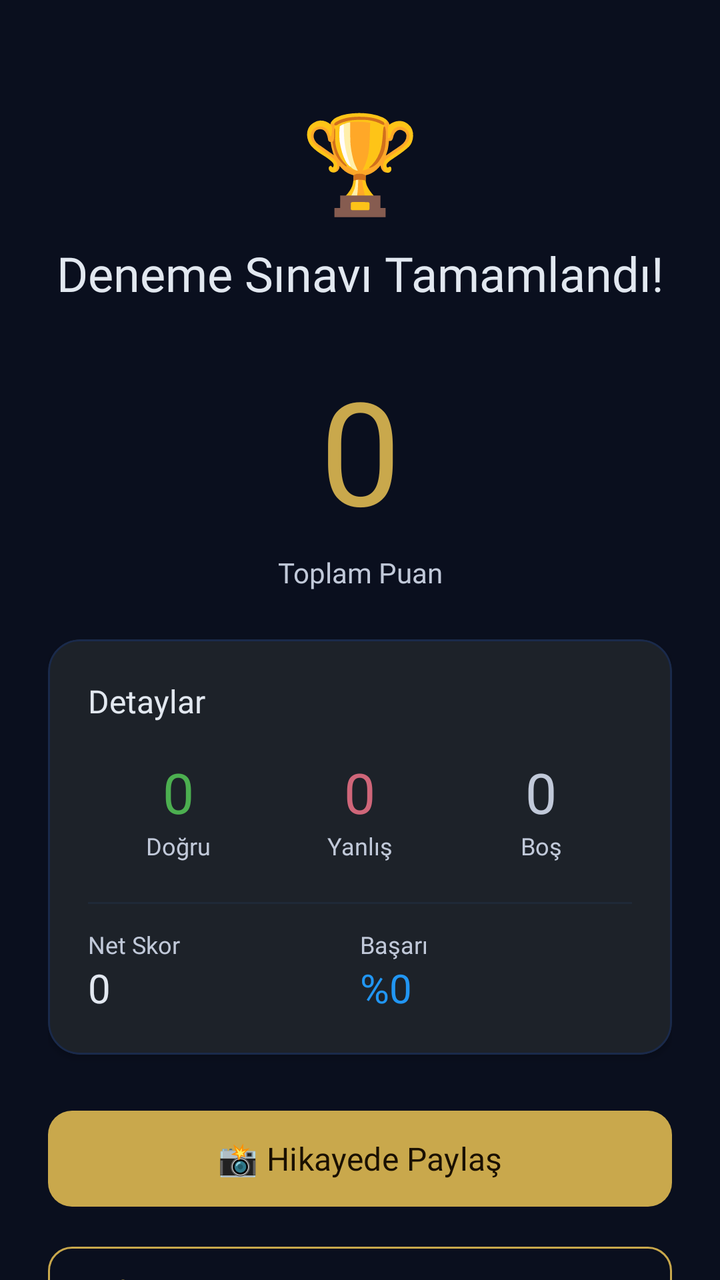
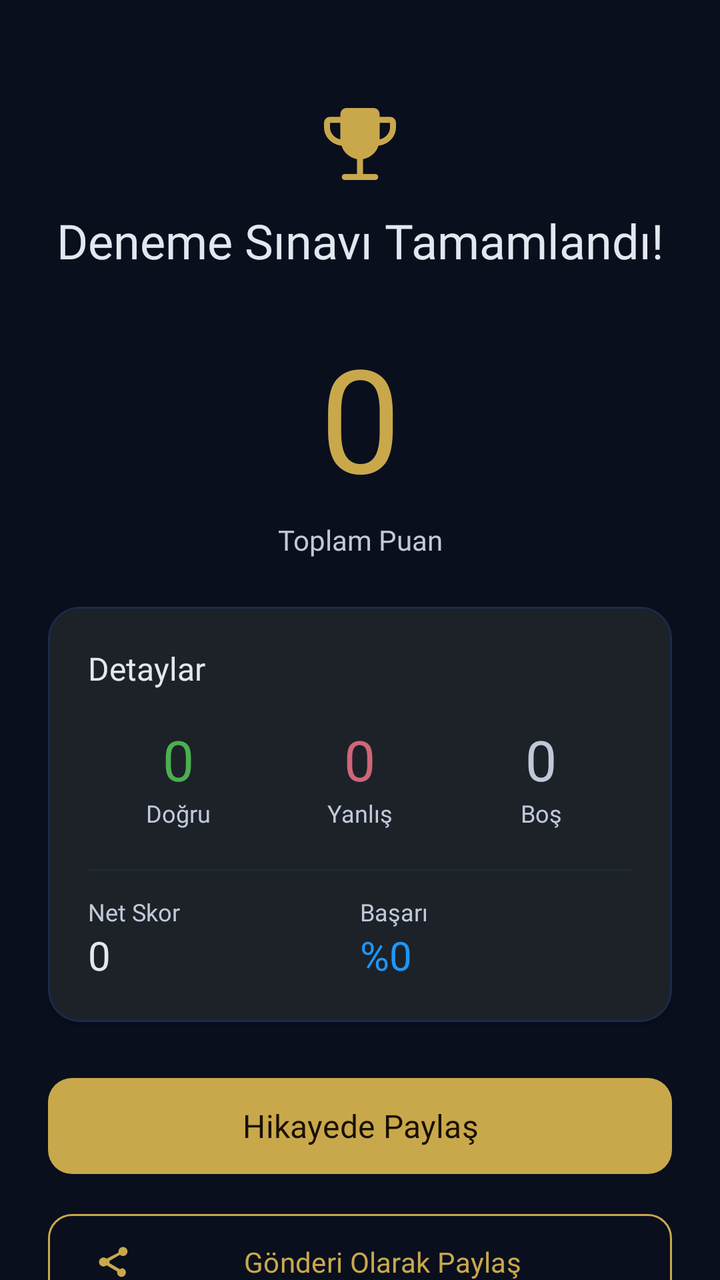

The first picture is an Android layout as it rendered before a commit; the second is the same layout after the commit. The layout source and the unified diff follow.
<!-- AndroidManifest.xml: application theme Theme.KPSSArena -->
<!-- res/layout/fragment_mock_exam_result.xml -->
<?xml version="1.0" encoding="utf-8"?>
<androidx.core.widget.NestedScrollView
    xmlns:android="http://schemas.android.com/apk/res/android"
    xmlns:app="http://schemas.android.com/apk/res-auto"
    xmlns:tools="http://schemas.android.com/tools"
    android:layout_width="match_parent"
    android:layout_height="match_parent"
    android:background="@color/background"
    tools:context=".presentation.mockexam.MockExamResultFragment">
    <LinearLayout
        android:layout_width="match_parent"
        android:layout_height="wrap_content"
        android:orientation="vertical"
        android:padding="24dp">
        <TextView
            android:layout_width="match_parent"
            android:layout_height="wrap_content"
            android:text="@string/icon_trophy"
            android:textSize="48sp"
            android:gravity="center"
            android:layout_marginTop="24dp"
            android:layout_marginBottom="8dp" />
        <TextView
            android:layout_width="match_parent"
            android:layout_height="wrap_content"
            android:text="@string/mock_exam_result_title"
            android:textColor="@color/on_surface"
            android:textSize="24sp"
            android:fontFamily="@font/playfair_display_bold"
            android:gravity="center"
            android:layout_marginBottom="24dp" />
        <TextView
            android:id="@+id/tv_total_score"
            android:layout_width="match_parent"
            android:layout_height="wrap_content"
            android:text="@string/placeholder_zero"
            android:textColor="@color/primary"
            android:textSize="72sp"
            android:fontFamily="@font/inter_bold"
            android:gravity="center"
            android:layout_marginBottom="4dp" />
        <TextView
            android:layout_width="match_parent"
            android:layout_height="wrap_content"
            android:text="@string/label_total_score"
            android:textColor="@color/on_surface_variant"
            android:textSize="14sp"
            android:gravity="center"
            android:layout_marginBottom="24dp" />
        <com.google.android.material.card.MaterialCardView
            android:layout_width="match_parent"
            android:layout_height="wrap_content"
            app:cardCornerRadius="16dp"
            app:cardElevation="2dp"
            app:cardBackgroundColor="@color/surface"
            android:layout_marginBottom="24dp">
            <LinearLayout
                android:layout_width="match_parent"
                android:layout_height="wrap_content"
                android:orientation="vertical"
                android:padding="20dp">
                <TextView
                    android:layout_width="wrap_content"
                    android:layout_height="wrap_content"
                    android:text="@string/label_details"
                    android:textColor="@color/on_surface"
                    android:textSize="16sp"
                    android:fontFamily="@font/inter_bold"
                    android:layout_marginBottom="16dp" />
                <LinearLayout
                    android:layout_width="match_parent"
                    android:layout_height="wrap_content"
                    android:orientation="horizontal"
                    android:layout_marginBottom="8dp">
                    <LinearLayout
                        android:layout_width="0dp"
                        android:layout_height="wrap_content"
                        android:layout_weight="1"
                        android:orientation="vertical"
                        android:gravity="center">
                        <TextView
                            android:id="@+id/tv_correct_count"
                            android:layout_width="wrap_content"
                            android:layout_height="wrap_content"
                            android:text="@string/placeholder_zero"
                            android:textColor="@color/success"
                            android:textSize="28sp"
                            android:fontFamily="@font/inter_bold" />
                        <TextView
                            android:layout_width="wrap_content"
                            android:layout_height="wrap_content"
                            android:text="@string/label_correct"
                            android:textColor="@color/on_surface_variant"
                            android:textSize="12sp" />
                    </LinearLayout>
                    <LinearLayout
                        android:layout_width="0dp"
                        android:layout_height="wrap_content"
                        android:layout_weight="1"
                        android:orientation="vertical"
                        android:gravity="center">
                        <TextView
                            android:id="@+id/tv_wrong_count"
                            android:layout_width="wrap_content"
                            android:layout_height="wrap_content"
                            android:text="@string/placeholder_zero"
                            android:textColor="@color/error"
                            android:textSize="28sp"
                            android:fontFamily="@font/inter_bold" />
                        <TextView
                            android:layout_width="wrap_content"
                            android:layout_height="wrap_content"
                            android:text="@string/label_wrong"
                            android:textColor="@color/on_surface_variant"
                            android:textSize="12sp" />
                    </LinearLayout>
                    <LinearLayout
                        android:layout_width="0dp"
                        android:layout_height="wrap_content"
                        android:layout_weight="1"
                        android:orientation="vertical"
                        android:gravity="center">
                        <TextView
                            android:id="@+id/tv_empty_count"
                            android:layout_width="wrap_content"
                            android:layout_height="wrap_content"
                            android:text="@string/placeholder_zero"
                            android:textColor="@color/on_surface_variant"
                            android:textSize="28sp"
                            android:fontFamily="@font/inter_bold" />
                        <TextView
                            android:layout_width="wrap_content"
                            android:layout_height="wrap_content"
                            android:text="@string/label_empty"
                            android:textColor="@color/on_surface_variant"
                            android:textSize="12sp" />
                    </LinearLayout>
                </LinearLayout>
                <View
                    android:layout_width="match_parent"
                    android:layout_height="1dp"
                    android:background="@color/divider"
                    android:layout_marginVertical="12dp" />
                <LinearLayout
                    android:layout_width="match_parent"
                    android:layout_height="wrap_content"
                    android:orientation="horizontal">
                    <LinearLayout
                        android:layout_width="0dp"
                        android:layout_height="wrap_content"
                        android:layout_weight="1"
                        android:orientation="vertical">
                        <TextView
                            android:layout_width="wrap_content"
                            android:layout_height="wrap_content"
                            android:text="@string/label_net_score"
                            android:textColor="@color/on_surface_variant"
                            android:textSize="12sp" />
                        <TextView
                            android:id="@+id/tv_net_score"
                            android:layout_width="wrap_content"
                            android:layout_height="wrap_content"
                            android:text="@string/placeholder_zero"
                            android:textColor="@color/on_surface"
                            android:textSize="20sp"
                            android:fontFamily="@font/inter_bold" />
                    </LinearLayout>
                    <LinearLayout
                        android:layout_width="0dp"
                        android:layout_height="wrap_content"
                        android:layout_weight="1"
                        android:orientation="vertical">
                        <TextView
                            android:layout_width="wrap_content"
                            android:layout_height="wrap_content"
                            android:text="@string/label_success_rate"
                            android:textColor="@color/on_surface_variant"
                            android:textSize="12sp" />
                        <TextView
                            android:id="@+id/tv_accuracy"
                            android:layout_width="wrap_content"
                            android:layout_height="wrap_content"
                            android:text="@string/placeholder_percent_zero"
                            android:textColor="@color/info"
                            android:textSize="20sp"
                            android:fontFamily="@font/inter_bold" />
                    </LinearLayout>
                </LinearLayout>
            </LinearLayout>
        </com.google.android.material.card.MaterialCardView>
        <com.google.android.material.button.MaterialButton
            android:id="@+id/btn_share_story"
            style="@style/Widget.KPSSArena.Button"
            android:layout_width="match_parent"
            android:layout_height="56dp"
            android:text="@string/action_share_to_story"
            android:textColor="@color/on_primary"
            app:backgroundTint="@color/primary"
            android:layout_marginBottom="12dp" />
        <com.google.android.material.button.MaterialButton
            android:id="@+id/btn_share"
            style="@style/Widget.KPSSArena.Button.Outlined"
            android:layout_width="match_parent"
            android:layout_height="56dp"
            android:text="@string/action_share_as_post"
            app:icon="@drawable/ic_share"
            android:layout_marginBottom="12dp" />
        <com.google.android.material.button.MaterialButton
            android:id="@+id/btn_back_to_home"
            style="@style/Widget.KPSSArena.Button.Outlined"
            android:layout_width="match_parent"
            android:layout_height="56dp"
            android:text="@string/action_back_to_home"
            android:layout_marginBottom="24dp" />
    </LinearLayout>
</androidx.core.widget.NestedScrollView>
<!-- resources referenced by this layout -->
<resources>
  <color name="background">#0A0F1E</color>
  <color name="divider">#1F2937</color>
  <color name="error">#CF6679</color>
  <color name="info">#2196F3</color>
  <color name="on_primary">#1A1000</color>
  <color name="on_surface">#E2E8F0</color>
  <color name="on_surface_variant">#C1C9D9</color>
  <color name="primary">#C9A84C</color>
  <color name="success">#4CAF50</color>
  <color name="surface">#111827</color>
  <string name="action_back_to_home">Ana Sayfaya Dön</string>
  <string name="action_share_as_post">📤 Gönderi Olarak Paylaş</string>
  <string name="action_share_to_story">📸 Hikayede Paylaş</string>
  <string name="icon_trophy">🏆</string>
  <string name="label_correct">Doğru</string>
  <string name="label_details">Detaylar</string>
  <string name="label_empty">Boş</string>
  <string name="label_net_score">Net Skor</string>
  <string name="label_success_rate">Başarı</string>
  <string name="label_total_score">Toplam Puan</string>
  <string name="label_wrong">Yanlış</string>
  <string name="mock_exam_result_title">Deneme Sınavı Tamamlandı!</string>
  <string name="placeholder_percent_zero">%0</string>
  <string name="placeholder_zero">0</string>
  <style name="Widget.KPSSArena.Button" parent="Widget.Material3.Button">
          <item name="cornerRadius">12dp</item>
          <item name="android:textAllCaps">false</item>
          <item name="android:fontFamily">@font/inter_semibold</item>
          <item name="android:textSize">16sp</item>
          <item name="android:minHeight">56dp</item>
      </style>
  <style name="Widget.KPSSArena.Button.Outlined" parent="Widget.Material3.Button.OutlinedButton">
          <item name="cornerRadius">12dp</item>
          <item name="android:textAllCaps">false</item>
  
          <item name="strokeColor">@color/primary</item>
      </style>
  <style name="ShapeAppearance.KPSSArena.Small" parent="ShapeAppearance.Material3.Corner.Small">
          <item name="cornerFamily">rounded</item>
          <item name="cornerSize">12dp</item>
      </style>
  <style name="ShapeAppearance.KPSSArena.Medium" parent="ShapeAppearance.Material3.Corner.Medium">
          <item name="cornerFamily">rounded</item>
          <item name="cornerSize">16dp</item>
      </style>
  <style name="ShapeAppearance.KPSSArena.Large" parent="ShapeAppearance.Material3.Corner.Large">
          <item name="cornerFamily">rounded</item>
          <item name="cornerSize">24dp</item>
      </style>
  <!-- unchanged entries left out for length: 2 -->
</resources>

<!-- the commit's change to res/layout/fragment_mock_exam_result.xml (unified diff, before → after) -->
@@ -12,12 +12,12 @@
         android:layout_height="wrap_content"
         android:orientation="vertical"
         android:padding="24dp">
-        <TextView
-            android:layout_width="match_parent"
-            android:layout_height="wrap_content"
-            android:text="@string/icon_trophy"
-            android:textSize="48sp"
-            android:gravity="center"
+        <ImageView
+            android:layout_width="match_parent"
+            android:layout_height="48dp"
+            android:src="@drawable/ic_sym_emoji_events"
+            app:tint="@color/primary"
+            android:importantForAccessibility="no"
             android:layout_marginTop="24dp"
             android:layout_marginBottom="8dp" />
         <TextView
<!-- resource entries referenced after the edit -->
@@ -10,10 +10,21 @@
   <color name="primary">#C9A84C</color>
   <color name="success">#4CAF50</color>
   <color name="surface">#111827</color>
+  <!-- drawable ic_sym_emoji_events (drawable) -->
+  <vector xmlns:android="http://schemas.android.com/apk/res/android"
+      android:width="24dp"
+      android:height="24dp"
+      android:viewportWidth="960"
+      android:viewportHeight="960">
+      <group android:translateY="960">
+          <path
+              android:fillColor="#FFFFFFFF"
+              android:pathData="M284-526v-166H180v44q0 45 29.5 78.5T284-526Zm392 0q45-10 74.5-43.5T780-648v-44H676v166ZM450-180v-148q-54-11-96-46.5T296-463q-74-8-125-60t-51-125v-44q0-24.75 17.63-42.38Q155.25-752 180-752h104v-28q0-24.75 17.63-42.38Q319.25-840 344-840h272q24.75 0 42.38 17.62Q676-804.75 676-780v28h104q24.75 0 42.38 17.62Q840-716.75 840-692v44q0 73-51 125t-125 60q-16 53-58 88.5T510-328v148h122q12.75 0 21.38 8.68 8.62 8.67 8.62 21.5 0 12.82-8.62 21.32-8.63 8.5-21.38 8.5H328q-12.75 0-21.37-8.68-8.63-8.67-8.63-21.5 0-12.82 8.63-21.32 8.62-8.5 21.37-8.5h122Z" />
+      </group>
+  </vector>
   <string name="action_back_to_home">Ana Sayfaya Dön</string>
-  <string name="action_share_as_post">📤 Gönderi Olarak Paylaş</string>
-  <string name="action_share_to_story">📸 Hikayede Paylaş</string>
-  <string name="icon_trophy">🏆</string>
+  <string name="action_share_as_post">Gönderi Olarak Paylaş</string>
+  <string name="action_share_to_story">Hikayede Paylaş</string>
   <string name="label_correct">Doğru</string>
   <string name="label_details">Detaylar</string>
   <string name="label_empty">Boş</string>
